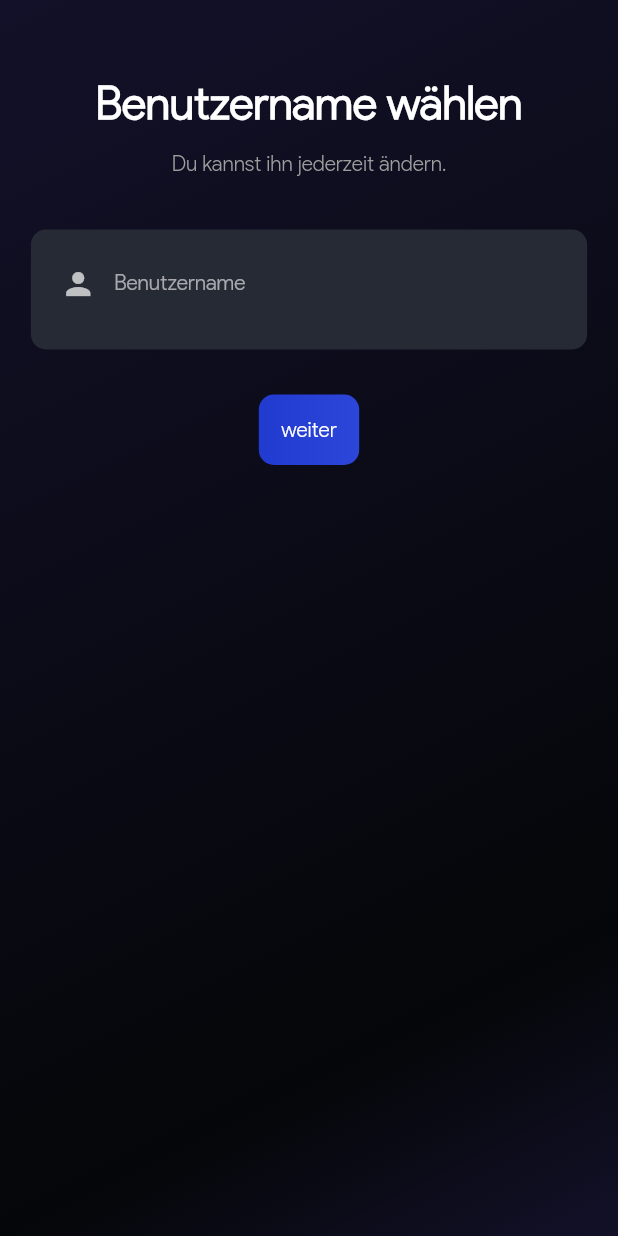
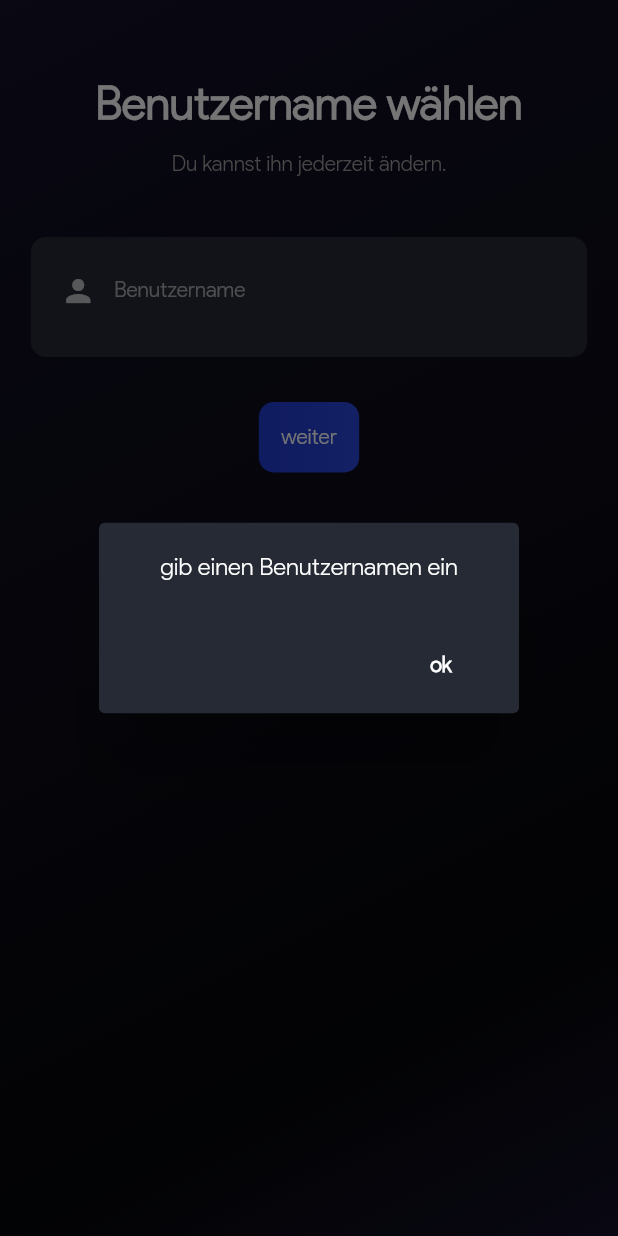
Before and after one commit to badbryany/todoapp, a Flutter app: the RegisterPage screen opened directly, after a tap on "weiter", on a phone screen of 412 x 824 dp. Run offline on Flutter 3.47's test engine with Material 2 defaults, Android fonts, the phone set to English and light mode, and no system bars; our stand-ins replace flutter_local_notifications, flutter_svg, shared_preferences, sqflite; accounts and stored records are empty.

```diff
--- a/lib/screens/registerpage.dart
+++ b/lib/screens/registerpage.dart
@@ -64,10 +64,17 @@ class _RegisterPageState extends State<RegisterPage> {
   }
 }
 
-class GetUsername extends StatelessWidget {
+class GetUsername extends StatefulWidget {
   final Function setWidget;
 
   GetUsername(this.setWidget);
+
+  @override
+  _GetUsernameState createState() => _GetUsernameState();
+}
+
+class _GetUsernameState extends State<GetUsername> {
+  Widget hint;
 
   @override
   Widget build(BuildContext context) {
@@ -78,6 +85,7 @@ class GetUsername extends StatelessWidget {
         Text('Benutzername wählen', style: TextStyle(fontWeight: FontWeight.bold, fontSize: 30)),
         SizedBox(height: 15),
         Text('Du kannst ihn jederzeit ändern.', style: TextStyle(color: Colors.grey)),
+        SizedBox(height: 5),
         SizedBox(height: 20),
         InputField(
           icon: Icon(Icons.person),
@@ -92,7 +100,23 @@ class GetUsername extends StatelessWidget {
           text: 'weiter',
           onPressed: () {
             if (_RegisterPageState.username.length != 0) {
-              setWidget(GetPassword(setWidget));
+              widget.setWidget(GetPassword(widget.setWidget));
+            } else {
+              showDialog(
+                context: context,
+                builder: (context) {
+                  return AlertDialog(
+                    backgroundColor: Color(0xff262a34),
+                    content: Text('gib einen Benutzernamen ein', textAlign: TextAlign.center,),
+                    actions: [
+                      FlatButton(
+                        onPressed: () => Navigator.pop(context),
+                        child: Text('ok', style: TextStyle(fontWeight: FontWeight.bold))
+                      )
+                    ],
+                  );
+                }
+              );
             }
           }
         )
@@ -137,10 +161,21 @@ class _GetPasswordState extends State<GetPassword> {
             if (_RegisterPageState.password.length >= 6) {
               widget.setWidget(FinalRegister(widget.setWidget));
             } else {
-              print('no');
-              setState(() {
-                hintColor = Colors.red;
-              });
+              showDialog(
+                context: context,
+                builder: (context) {
+                  return AlertDialog(
+                    backgroundColor: Color(0xff262a34),
+                    content: Text('das Passwort ist zu kurz', textAlign: TextAlign.center,),
+                    actions: [
+                      FlatButton(
+                        onPressed: () => Navigator.pop(context),
+                        child: Text('ok', style: TextStyle(fontWeight: FontWeight.bold))
+                      )
+                    ],
+                  );
+                }
+              );
             }
           },
         )
```
